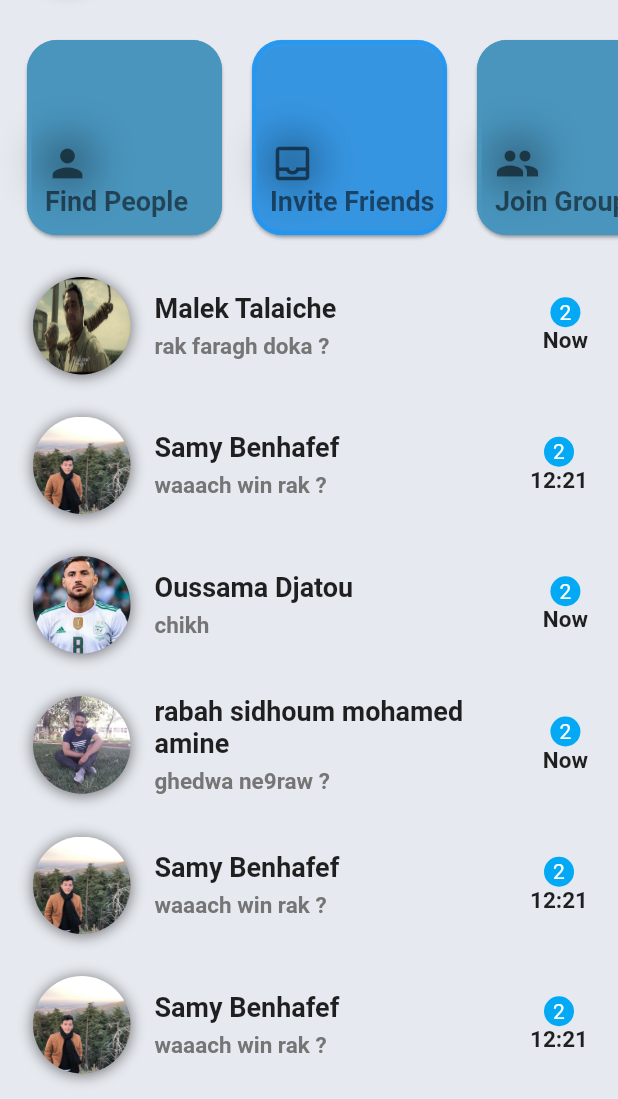
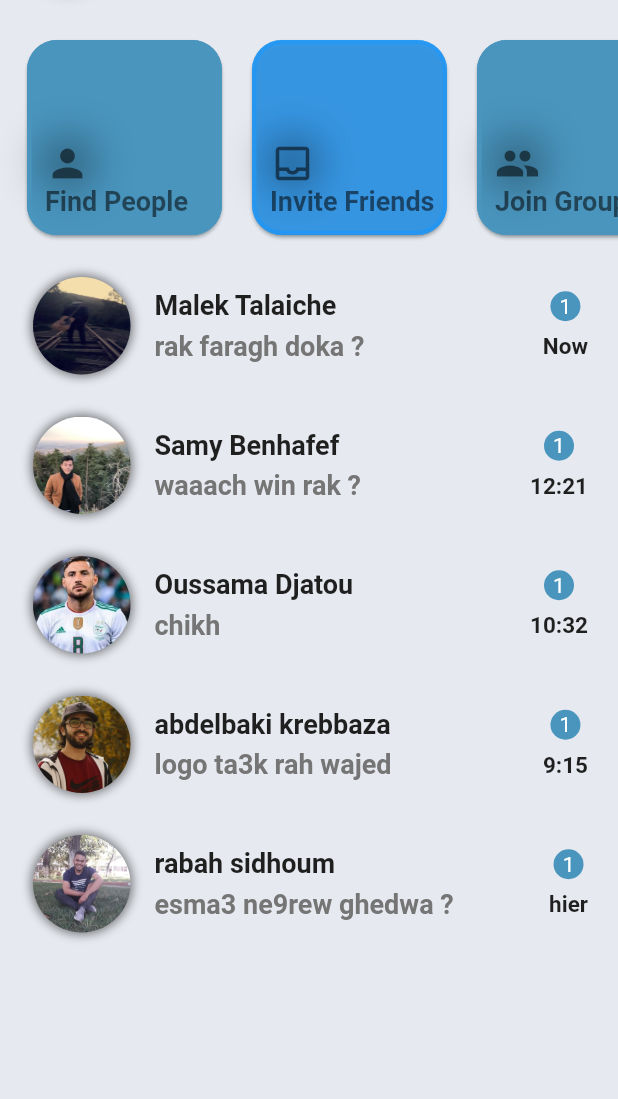
Before and after one commit to abdelghanimeliani/telegram-clone, a Flutter app: the screen it shows after launch, on a phone screen of 412 x 824 dp, the part 137-1236 px from its top. Run offline on Flutter 3.47's test engine with Material 2 defaults, Android fonts, the phone set to English and light mode, and no system bars.

Commit message:
normalement la derniere verssion

```diff
--- a/lib/conversationiterm.dart
+++ b/lib/conversationiterm.dart
@@ -1,6 +1,7 @@
 
 import 'package:flutter/cupertino.dart';
 import 'package:flutter/material.dart';
+import 'package:telegramclone/theme.dart';
 
 class ConversationList extends StatefulWidget{
   String ? name;
@@ -43,9 +44,9 @@ class _ConversationListState extends State<ConversationList> {
                         boxShadow: [
                           BoxShadow(
                            color: Colors.black54 ,
-                            spreadRadius: 0,
-                            blurRadius: 8,
-                              offset: Offset(0, 1)
+                            spreadRadius: 1,
+                            blurRadius: 5,
+                              offset: Offset(0, 0)
                           ),
                         ],
 
@@ -64,7 +65,7 @@ class _ConversationListState extends State<ConversationList> {
                           children: <Widget>[
                             Text(widget.name.toString(), style: TextStyle(fontSize: 18 , fontWeight: FontWeight.bold),),
                             SizedBox(height: 6,),
-                            Text(widget.messageText.toString(),style: TextStyle(fontSize: 15,color: Colors.grey.shade600, fontWeight: FontWeight.bold),),
+                            Text(widget.messageText.toString(),style: TextStyle(fontSize: 18,color: Colors.grey.shade600, fontWeight: FontWeight.bold),),
                           ],
                         ),
                       ),
@@ -79,17 +80,18 @@ class _ConversationListState extends State<ConversationList> {
                     width: 20,
                     decoration: BoxDecoration(
                       shape: BoxShape.circle,
-                      color: Colors.lightBlue
+                      color: CustomTheme.primaryColor
                     ),
                     child: Center(
                       child: Text(
-                        '2',
+                        '1',
                         style: TextStyle(
                           color: Colors.white
                         ),
                       ),
                     ),
                   ),
+                  SizedBox(height:8,),
                   Text(widget.time.toString(),style: TextStyle(fontSize: 15,fontWeight: FontWeight.bold),),
                 ],
               ),
--- a/lib/main.dart
+++ b/lib/main.dart
@@ -13,10 +13,11 @@ main(){
 class MyApp extends StatelessWidget {
    MyApp({Key? key}) : super(key: key);
   List<ChatUsers> chatUsers = [
-    ChatUsers(name :  "Malek Talaiche", messageText: "rak faragh doka ?", imageURL :  "assets/firstime.jpg", time: "Now"),
+    ChatUsers(name :  "Malek Talaiche", messageText: "rak faragh doka ?", imageURL :  "assets/malek.jpg", time: "Now"),
     ChatUsers(name :  "Samy Benhafef", messageText: "waaach win rak ?", imageURL :  "assets/samy.jpg", time: "12:21"),
-    ChatUsers(name :  "Oussama Djatou", messageText: "chikh", imageURL :  "assets/oussama.jpg", time: "Now"),
-    ChatUsers(name :  "rabah sidhoum mohamed amine", messageText: "ghedwa ne9raw ?", imageURL :  "assets/rabah.jpg", time: "Now"),
+    ChatUsers(name :  "Oussama Djatou", messageText: "chikh", imageURL :  "assets/oussama.jpg", time: "10:32"),
+    ChatUsers(name :  "abdelbaki krebbaza", messageText: "logo ta3k rah wajed ", imageURL :  "assets/abdelbaki.jpg", time: "9:15"),
+    ChatUsers(name :  "rabah sidhoum", messageText: "esma3 ne9rew ghedwa ? ", imageURL :  "assets/rabah.jpg", time: "hier")
   ];
   @override
   Widget build(BuildContext context) {
@@ -134,17 +135,10 @@ class MyApp extends StatelessWidget {
                    isMessageRead: false,
                  ),
                  ConversationList(
-                   name: chatUsers[1].name,
-                   messageText: chatUsers[1].messageText,
-                   imageUrl: chatUsers[1].imageURL,
-                   time: chatUsers[1].time,
-                   isMessageRead: false,
-                 ),
-                 ConversationList(
-                   name: chatUsers[1].name,
-                   messageText: chatUsers[1].messageText,
-                   imageUrl: chatUsers[1].imageURL,
-                   time: chatUsers[1].time,
+                   name: chatUsers[4].name,
+                   messageText: chatUsers[4].messageText,
+                   imageUrl: chatUsers[4].imageURL,
+                   time: chatUsers[4].time,
                    isMessageRead: false,
                  ),
 
```
Also changed, not shown: assets/abdelbaki.jpg (added).
